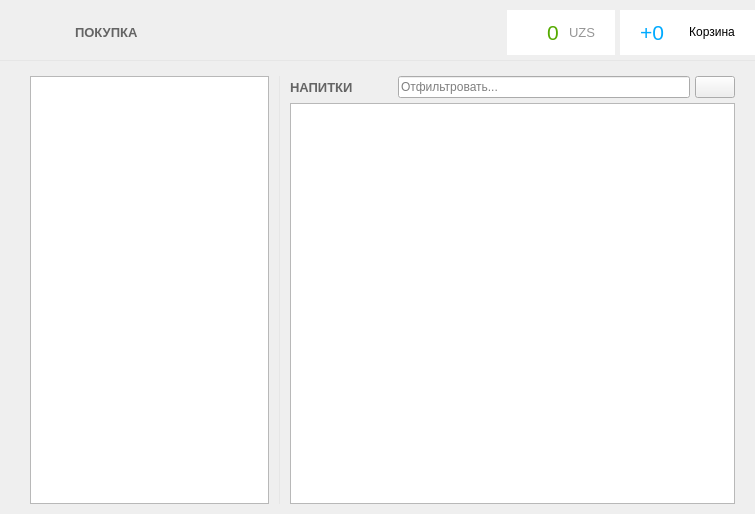
Above: Client/forms/SalesForm.ui from Baxulio/Attraction before the change. Below: the same form after it.
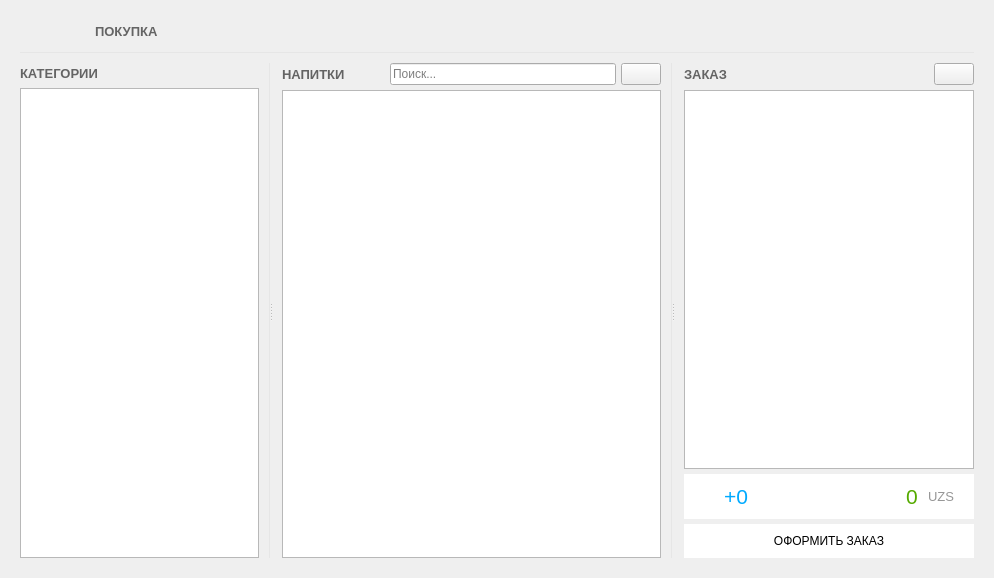
That is the form after the change. Icons and pictures are not drawn.

The edit to the form file:
```diff
--- a/Client/forms/SalesForm.ui
+++ b/Client/forms/SalesForm.ui
@@ -6,8 +6,8 @@
    <rect>
     <x>0</x>
     <y>0</y>
-    <width>755</width>
-    <height>514</height>
+    <width>994</width>
+    <height>578</height>
    </rect>
   </property>
   <property name="windowTitle">
@@ -15,22 +15,25 @@
   </property>
   <layout class="QVBoxLayout" name="verticalLayout_6" stretch="0,0,1">
    <property name="spacing">
-    <number>5</number>
+    <number>10</number>
    </property>
    <property name="leftMargin">
-    <number>0</number>
+    <number>20</number>
    </property>
    <property name="topMargin">
-    <number>10</number>
+    <number>20</number>
    </property>
    <property name="rightMargin">
-    <number>0</number>
+    <number>20</number>
    </property>
    <property name="bottomMargin">
-    <number>10</number>
+    <number>20</number>
    </property>
    <item>
     <layout class="QHBoxLayout" name="horizontalLayout">
+     <property name="spacing">
+      <number>5</number>
+     </property>
      <property name="leftMargin">
       <number>30</number>
      </property>
@@ -84,196 +87,6 @@
        </property>
       </spacer>
      </item>
-     <item>
-      <widget class="QFrame" name="frame_2">
-       <property name="styleSheet">
-        <string notr="true">background-color: rgb(255, 255, 255);</string>
-       </property>
-       <property name="frameShape">
-        <enum>QFrame::NoFrame</enum>
-       </property>
-       <property name="frameShadow">
-        <enum>QFrame::Raised</enum>
-       </property>
-       <property name="lineWidth">
-        <number>0</number>
-       </property>
-       <layout class="QHBoxLayout" name="horizontalLayout_9">
-        <property name="spacing">
-         <number>25</number>
-        </property>
-        <property name="leftMargin">
-         <number>10</number>
-        </property>
-        <property name="topMargin">
-         <number>10</number>
-        </property>
-        <property name="rightMargin">
-         <number>10</number>
-        </property>
-        <property name="bottomMargin">
-         <number>10</number>
-        </property>
-        <item>
-         <layout class="QHBoxLayout" name="horizontalLayout_16">
-          <property name="spacing">
-           <number>10</number>
-          </property>
-          <property name="rightMargin">
-           <number>10</number>
-          </property>
-          <item>
-           <widget class="QLabel" name="label_5">
-            <property name="minimumSize">
-             <size>
-              <width>20</width>
-              <height>20</height>
-             </size>
-            </property>
-            <property name="maximumSize">
-             <size>
-              <width>16</width>
-              <height>16</height>
-             </size>
-            </property>
-            <property name="toolTip">
-             <string>&lt;html&gt;&lt;head/&gt;&lt;body&gt;&lt;p&gt;Общая транзакция, тех кто в парке.&lt;/p&gt;&lt;/body&gt;&lt;/html&gt;</string>
-            </property>
-            <property name="text">
-             <string/>
-            </property>
-            <property name="pixmap">
-             <pixmap resource="../clientresources.qrc">:/resources/glyphs/coins.png</pixmap>
-            </property>
-            <property name="scaledContents">
-             <bool>true</bool>
-            </property>
-           </widget>
-          </item>
-          <item>
-           <widget class="QLabel" name="total_price_label">
-            <property name="font">
-             <font>
-              <pointsize>16</pointsize>
-             </font>
-            </property>
-            <property name="toolTip">
-             <string>&lt;html&gt;&lt;head/&gt;&lt;body&gt;&lt;p&gt;Общая транзакция, тех кто в парке.&lt;/p&gt;&lt;/body&gt;&lt;/html&gt;</string>
-            </property>
-            <property name="styleSheet">
-             <string notr="true">color: rgb(85, 170, 0);</string>
-            </property>
-            <property name="text">
-             <string>0</string>
-            </property>
-           </widget>
-          </item>
-          <item>
-           <widget class="QLabel" name="label_10">
-            <property name="font">
-             <font>
-              <pointsize>10</pointsize>
-             </font>
-            </property>
-            <property name="toolTip">
-             <string>&lt;html&gt;&lt;head/&gt;&lt;body&gt;&lt;p&gt;Общая транзакция, тех кто в парке.&lt;/p&gt;&lt;/body&gt;&lt;/html&gt;</string>
-            </property>
-            <property name="styleSheet">
-             <string notr="true">color: rgb(150, 150, 150);</string>
-            </property>
-            <property name="text">
-             <string>UZS</string>
-            </property>
-           </widget>
-          </item>
-         </layout>
-        </item>
-       </layout>
-      </widget>
-     </item>
-     <item>
-      <widget class="QFrame" name="frame_3">
-       <property name="acceptDrops">
-        <bool>true</bool>
-       </property>
-       <property name="styleSheet">
-        <string notr="true">QFrame{
-background-color: rgb(255, 255, 255);
-}
-QPushButton{
-    border: none; /* no border for a flat push button */
-}
-
-QPushButton:hover{
-	text-decoration: underline;
-}</string>
-       </property>
-       <property name="frameShape">
-        <enum>QFrame::NoFrame</enum>
-       </property>
-       <property name="frameShadow">
-        <enum>QFrame::Raised</enum>
-       </property>
-       <property name="lineWidth">
-        <number>0</number>
-       </property>
-       <layout class="QHBoxLayout" name="horizontalLayout_17">
-        <property name="spacing">
-         <number>25</number>
-        </property>
-        <property name="leftMargin">
-         <number>20</number>
-        </property>
-        <property name="topMargin">
-         <number>10</number>
-        </property>
-        <property name="rightMargin">
-         <number>20</number>
-        </property>
-        <property name="bottomMargin">
-         <number>10</number>
-        </property>
-        <item>
-         <widget class="QLabel" name="people_label">
-          <property name="font">
-           <font>
-            <pointsize>16</pointsize>
-           </font>
-          </property>
-          <property name="toolTip">
-           <string>&lt;html&gt;&lt;head/&gt;&lt;body&gt;&lt;p&gt;Всего в парке людей.&lt;/p&gt;&lt;/body&gt;&lt;/html&gt;</string>
-          </property>
-          <property name="styleSheet">
-           <string notr="true">color: rgb(0, 170, 255);</string>
-          </property>
-          <property name="text">
-           <string>+0</string>
-          </property>
-         </widget>
-        </item>
-        <item>
-         <widget class="QPushButton" name="export_to_csv_but">
-          <property name="cursor">
-           <cursorShape>PointingHandCursor</cursorShape>
-          </property>
-          <property name="text">
-           <string>Корзина</string>
-          </property>
-          <property name="icon">
-           <iconset resource="../clientresources.qrc">
-            <normaloff>:/resources/cart.png</normaloff>:/resources/cart.png</iconset>
-          </property>
-          <property name="iconSize">
-           <size>
-            <width>50</width>
-            <height>50</height>
-           </size>
-          </property>
-         </widget>
-        </item>
-       </layout>
-      </widget>
-     </item>
     </layout>
    </item>
    <item>
@@ -303,26 +116,12 @@
     </widget>
    </item>
    <item>
-    <layout class="QHBoxLayout" name="horizontalLayout_4">
-     <property name="spacing">
-      <number>20</number>
-     </property>
-     <property name="leftMargin">
-      <number>30</number>
-     </property>
-     <property name="topMargin">
-      <number>10</number>
-     </property>
-     <property name="rightMargin">
-      <number>20</number>
-     </property>
-     <item>
-      <widget class="QSplitter" name="splitter">
+    <widget class="QSplitter" name="splitter_2">
        <property name="orientation">
         <enum>Qt::Horizontal</enum>
        </property>
        <property name="handleWidth">
-        <number>0</number>
+      <number>2</number>
        </property>
        <widget class="QFrame" name="frame_4">
         <property name="maximumSize">
@@ -357,6 +156,54 @@
           <number>0</number>
          </property>
          <item>
+        <layout class="QVBoxLayout" name="verticalLayout" stretch="0,1">
+         <property name="spacing">
+          <number>5</number>
+         </property>
+         <property name="rightMargin">
+          <number>0</number>
+         </property>
+         <item>
+          <layout class="QHBoxLayout" name="horizontalLayout_4" stretch="0,0">
+           <property name="spacing">
+            <number>5</number>
+           </property>
+           <property name="bottomMargin">
+            <number>0</number>
+           </property>
+           <item>
+            <widget class="QLabel" name="product_type_label_3">
+             <property name="font">
+              <font>
+               <pointsize>10</pointsize>
+               <weight>75</weight>
+               <bold>true</bold>
+              </font>
+             </property>
+             <property name="styleSheet">
+              <string notr="true">color: rgb(100, 100, 100);</string>
+             </property>
+             <property name="text">
+              <string>КАТЕГОРИИ</string>
+             </property>
+            </widget>
+           </item>
+           <item>
+            <spacer name="horizontalSpacer_5">
+             <property name="orientation">
+              <enum>Qt::Horizontal</enum>
+             </property>
+             <property name="sizeHint" stdset="0">
+              <size>
+               <width>40</width>
+               <height>20</height>
+              </size>
+             </property>
+            </spacer>
+           </item>
+          </layout>
+         </item>
+         <item>
           <widget class="QListView" name="types_listView">
            <property name="font">
             <font>
@@ -377,6 +224,8 @@
            </property>
           </widget>
          </item>
+        </layout>
+       </item>
          <item>
           <widget class="Line" name="line_3">
            <property name="minimumSize">
@@ -405,6 +254,19 @@
          </item>
         </layout>
        </widget>
+     <widget class="QSplitter" name="splitter">
+      <property name="orientation">
+       <enum>Qt::Horizontal</enum>
+      </property>
+      <property name="handleWidth">
+       <number>2</number>
+      </property>
+      <widget class="QWidget" name="horizontalLayoutWidget">
+       <layout class="QHBoxLayout" name="horizontalLayout_5">
+        <property name="spacing">
+         <number>10</number>
+        </property>
+        <item>
        <widget class="QFrame" name="transactions_frame">
         <property name="frameShape">
          <enum>QFrame::NoFrame</enum>
@@ -484,7 +346,7 @@
               </size>
              </property>
              <property name="placeholderText">
-              <string>Отфильтровать...</string>
+                <string>Поиск...</string>
              </property>
              <property name="clearButtonEnabled">
               <bool>true</bool>
@@ -539,7 +401,7 @@
             <enum>QAbstractItemView::DragOnly</enum>
            </property>
            <property name="alternatingRowColors">
-            <bool>true</bool>
+              <bool>false</bool>
            </property>
            <property name="movement">
             <enum>QListView::Snap</enum>
@@ -563,11 +425,410 @@
          </item>
         </layout>
        </widget>
+        </item>
+        <item>
+         <widget class="Line" name="line_4">
+          <property name="minimumSize">
+           <size>
+            <width>1</width>
+            <height>0</height>
+           </size>
+          </property>
+          <property name="maximumSize">
+           <size>
+            <width>1</width>
+            <height>16777215</height>
+           </size>
+          </property>
+          <property name="styleSheet">
+           <string notr="true">background-color:rgba(230, 230, 230, 255);
+</string>
+          </property>
+          <property name="lineWidth">
+           <number>0</number>
+          </property>
+          <property name="orientation">
+           <enum>Qt::Vertical</enum>
+          </property>
       </widget>
      </item>
     </layout>
-   </item>
-  </layout>
+      </widget>
+      <widget class="QFrame" name="transactions_frame_2">
+       <property name="maximumSize">
+        <size>
+         <width>300</width>
+         <height>16777215</height>
+        </size>
+       </property>
+       <property name="frameShape">
+        <enum>QFrame::NoFrame</enum>
+       </property>
+       <property name="frameShadow">
+        <enum>QFrame::Raised</enum>
+       </property>
+       <property name="lineWidth">
+        <number>0</number>
+       </property>
+       <layout class="QVBoxLayout" name="verticalLayout_5" stretch="0,0,0,0">
+        <property name="spacing">
+         <number>5</number>
+        </property>
+        <property name="leftMargin">
+         <number>10</number>
+        </property>
+        <property name="topMargin">
+         <number>0</number>
+        </property>
+        <property name="rightMargin">
+         <number>0</number>
+        </property>
+        <property name="bottomMargin">
+         <number>0</number>
+        </property>
+        <item>
+         <layout class="QHBoxLayout" name="horizontalLayout_3" stretch="0,0,0">
+          <property name="spacing">
+           <number>5</number>
+          </property>
+          <property name="bottomMargin">
+           <number>0</number>
+          </property>
+          <item>
+           <widget class="QLabel" name="product_type_label_2">
+            <property name="font">
+             <font>
+              <pointsize>10</pointsize>
+              <weight>75</weight>
+              <bold>true</bold>
+             </font>
+            </property>
+            <property name="styleSheet">
+             <string notr="true">color: rgb(100, 100, 100);</string>
+            </property>
+            <property name="text">
+             <string>ЗАКАЗ</string>
+            </property>
+           </widget>
+          </item>
+          <item>
+           <spacer name="horizontalSpacer_3">
+            <property name="orientation">
+             <enum>Qt::Horizontal</enum>
+            </property>
+            <property name="sizeHint" stdset="0">
+             <size>
+              <width>40</width>
+              <height>20</height>
+             </size>
+            </property>
+           </spacer>
+          </item>
+          <item>
+           <widget class="QPushButton" name="clear_but">
+            <property name="maximumSize">
+             <size>
+              <width>16777215</width>
+              <height>30</height>
+             </size>
+            </property>
+            <property name="text">
+             <string/>
+            </property>
+            <property name="icon">
+             <iconset resource="../clientresources.qrc">
+              <normaloff>:/resources/glyphs/51.png</normaloff>:/resources/glyphs/51.png</iconset>
+            </property>
+            <property name="iconSize">
+             <size>
+              <width>20</width>
+              <height>20</height>
+             </size>
+            </property>
+           </widget>
+          </item>
+         </layout>
+        </item>
+        <item>
+         <widget class="QTableView" name="cart_table">
+          <property name="editTriggers">
+           <set>QAbstractItemView::NoEditTriggers</set>
+          </property>
+          <property name="showDropIndicator" stdset="0">
+           <bool>false</bool>
+          </property>
+          <property name="selectionMode">
+           <enum>QAbstractItemView::SingleSelection</enum>
+          </property>
+          <property name="selectionBehavior">
+           <enum>QAbstractItemView::SelectRows</enum>
+          </property>
+          <property name="sortingEnabled">
+           <bool>false</bool>
+          </property>
+          <attribute name="verticalHeaderVisible">
+           <bool>false</bool>
+          </attribute>
+          <attribute name="verticalHeaderHighlightSections">
+           <bool>false</bool>
+          </attribute>
+         </widget>
+        </item>
+        <item>
+         <widget class="QFrame" name="frame_2">
+          <property name="styleSheet">
+           <string notr="true">background-color: rgb(255, 255, 255);</string>
+          </property>
+          <property name="frameShape">
+           <enum>QFrame::NoFrame</enum>
+          </property>
+          <property name="frameShadow">
+           <enum>QFrame::Raised</enum>
+          </property>
+          <property name="lineWidth">
+           <number>0</number>
+          </property>
+          <layout class="QHBoxLayout" name="horizontalLayout_9">
+           <property name="spacing">
+            <number>25</number>
+           </property>
+           <property name="leftMargin">
+            <number>10</number>
+           </property>
+           <property name="topMargin">
+            <number>10</number>
+           </property>
+           <property name="rightMargin">
+            <number>10</number>
+           </property>
+           <property name="bottomMargin">
+            <number>10</number>
+           </property>
+           <item>
+            <layout class="QHBoxLayout" name="horizontalLayout_16">
+             <property name="spacing">
+              <number>10</number>
+             </property>
+             <property name="rightMargin">
+              <number>10</number>
+             </property>
+             <item>
+              <widget class="QLabel" name="label_6">
+               <property name="minimumSize">
+                <size>
+                 <width>20</width>
+                 <height>20</height>
+                </size>
+               </property>
+               <property name="maximumSize">
+                <size>
+                 <width>16</width>
+                 <height>16</height>
+                </size>
+               </property>
+               <property name="toolTip">
+                <string>&lt;html&gt;&lt;head/&gt;&lt;body&gt;&lt;p&gt;Общая транзакция, тех кто в парке.&lt;/p&gt;&lt;/body&gt;&lt;/html&gt;</string>
+               </property>
+               <property name="text">
+                <string/>
+               </property>
+               <property name="pixmap">
+                <pixmap resource="../clientresources.qrc">:/resources/glyphs/4.png</pixmap>
+               </property>
+               <property name="scaledContents">
+                <bool>false</bool>
+               </property>
+              </widget>
+             </item>
+             <item>
+              <widget class="QLabel" name="amount_label">
+               <property name="font">
+                <font>
+                 <pointsize>16</pointsize>
+                </font>
+               </property>
+               <property name="toolTip">
+                <string>&lt;html&gt;&lt;head/&gt;&lt;body&gt;&lt;p&gt;Всего в парке людей.&lt;/p&gt;&lt;/body&gt;&lt;/html&gt;</string>
+               </property>
+               <property name="styleSheet">
+                <string notr="true">color: rgb(0, 170, 255);</string>
+               </property>
+               <property name="text">
+                <string>+0</string>
+               </property>
+              </widget>
+             </item>
+             <item>
+              <spacer name="horizontalSpacer_4">
+               <property name="orientation">
+                <enum>Qt::Horizontal</enum>
+               </property>
+               <property name="sizeHint" stdset="0">
+                <size>
+                 <width>40</width>
+                 <height>20</height>
+                </size>
+               </property>
+              </spacer>
+             </item>
+             <item>
+              <widget class="QLabel" name="label_5">
+               <property name="minimumSize">
+                <size>
+                 <width>20</width>
+                 <height>20</height>
+                </size>
+               </property>
+               <property name="maximumSize">
+                <size>
+                 <width>16</width>
+                 <height>16</height>
+                </size>
+               </property>
+               <property name="toolTip">
+                <string>&lt;html&gt;&lt;head/&gt;&lt;body&gt;&lt;p&gt;Общая транзакция, тех кто в парке.&lt;/p&gt;&lt;/body&gt;&lt;/html&gt;</string>
+               </property>
+               <property name="text">
+                <string/>
+               </property>
+               <property name="pixmap">
+                <pixmap resource="../clientresources.qrc">:/resources/glyphs/coins.png</pixmap>
+               </property>
+               <property name="scaledContents">
+                <bool>true</bool>
+               </property>
+              </widget>
+             </item>
+             <item>
+              <widget class="QLabel" name="total_price_label">
+               <property name="font">
+                <font>
+                 <pointsize>16</pointsize>
+                </font>
+               </property>
+               <property name="toolTip">
+                <string>&lt;html&gt;&lt;head/&gt;&lt;body&gt;&lt;p&gt;Общая транзакция, тех кто в парке.&lt;/p&gt;&lt;/body&gt;&lt;/html&gt;</string>
+               </property>
+               <property name="styleSheet">
+                <string notr="true">color: rgb(85, 170, 0);</string>
+               </property>
+               <property name="text">
+                <string>0</string>
+               </property>
+              </widget>
+             </item>
+             <item>
+              <widget class="QLabel" name="label_10">
+               <property name="font">
+                <font>
+                 <pointsize>10</pointsize>
+                </font>
+               </property>
+               <property name="toolTip">
+                <string>&lt;html&gt;&lt;head/&gt;&lt;body&gt;&lt;p&gt;Общая транзакция, тех кто в парке.&lt;/p&gt;&lt;/body&gt;&lt;/html&gt;</string>
+               </property>
+               <property name="styleSheet">
+                <string notr="true">color: rgb(150, 150, 150);</string>
+               </property>
+               <property name="text">
+                <string>UZS</string>
+               </property>
+              </widget>
+             </item>
+            </layout>
+           </item>
+          </layout>
+         </widget>
+        </item>
+        <item>
+         <widget class="QFrame" name="frame_3">
+          <property name="acceptDrops">
+           <bool>true</bool>
+          </property>
+          <property name="styleSheet">
+           <string notr="true">QFrame{
+background-color: rgb(255, 255, 255);
+}
+QPushButton{
+    border: none; /* no border for a flat push button */
+}
+
+QPushButton:hover{
+	text-decoration: underline;
+}</string>
+          </property>
+          <property name="frameShape">
+           <enum>QFrame::NoFrame</enum>
+          </property>
+          <property name="frameShadow">
+           <enum>QFrame::Raised</enum>
+          </property>
+          <property name="lineWidth">
+           <number>0</number>
+          </property>
+          <layout class="QHBoxLayout" name="horizontalLayout_17">
+           <property name="spacing">
+            <number>25</number>
+           </property>
+           <property name="leftMargin">
+            <number>20</number>
+           </property>
+           <property name="topMargin">
+            <number>10</number>
+           </property>
+           <property name="rightMargin">
+            <number>20</number>
+           </property>
+           <property name="bottomMargin">
+            <number>10</number>
+           </property>
+           <item>
+            <widget class="QPushButton" name="make_order_but">
+             <property name="cursor">
+              <cursorShape>PointingHandCursor</cursorShape>
+             </property>
+             <property name="text">
+              <string>ОФОРМИТЬ ЗАКАЗ</string>
+             </property>
+             <property name="icon">
+              <iconset resource="../clientresources.qrc">
+               <normaloff>:/resources/cart.png</normaloff>:/resources/cart.png</iconset>
+             </property>
+             <property name="iconSize">
+              <size>
+               <width>50</width>
+               <height>50</height>
+              </size>
+             </property>
+            </widget>
+           </item>
+          </layout>
+         </widget>
+        </item>
+       </layout>
+      </widget>
+     </widget>
+    </widget>
+   </item>
+  </layout>
+  <action name="add_action">
+   <property name="icon">
+    <iconset resource="../clientresources.qrc">
+     <normaloff>:/resources/glyphs/36.png</normaloff>:/resources/glyphs/36.png</iconset>
+   </property>
+   <property name="text">
+    <string>Добавить в корзину</string>
+   </property>
+  </action>
+  <action name="remove_action">
+   <property name="icon">
+    <iconset resource="../clientresources.qrc">
+     <normaloff>:/resources/glyphs/37.png</normaloff>:/resources/glyphs/37.png</iconset>
+   </property>
+   <property name="text">
+    <string>Убрать из корзины</string>
+   </property>
+  </action>
  </widget>
  <resources>
   <include location="../clientresources.qrc"/>
```
Left out of the diff: 6 changed lines with no effect on the pictures. Lines whose indentation alone changed are shown as unchanged.
